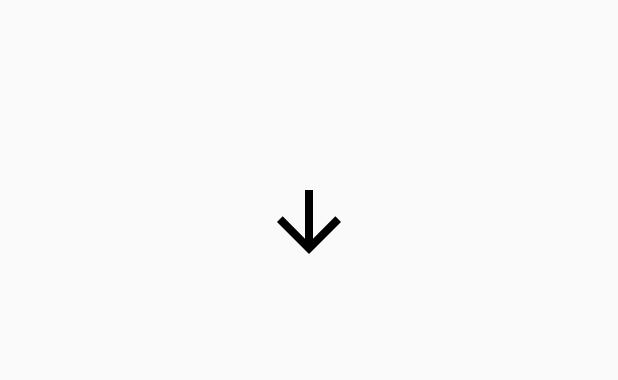
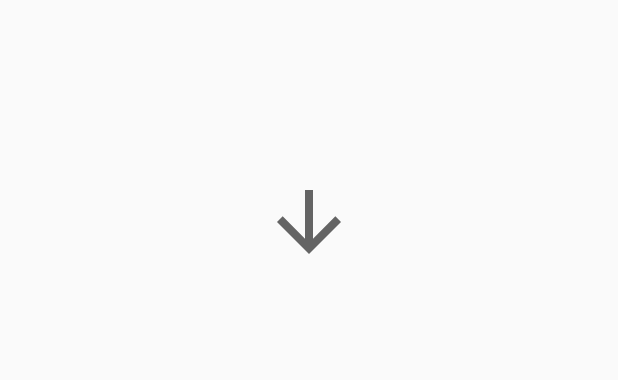
Before and after one commit to mattvchandler/2050, an Android app: the layout activity_main.xml on its own in the app's theme, with its tools: preview values and no code run, on a phone screen of 412 x 824 dp. Shown: the top 380 px of the screen. Run offline under Robolectric (Android 15) with nearby library versions, the light colour scheme and no system bars.

Commit message:
add theming

```diff
--- a/app/src/main/java/org/mattvchandler/a2050/MainActivity.java
+++ b/app/src/main/java/org/mattvchandler/a2050/MainActivity.java
@@ -11,6 +11,7 @@ import android.support.v4.view.GestureDetectorCompat;
 import android.support.v7.app.AlertDialog;
 import android.support.v7.app.AppCompatActivity;
 import android.os.Bundle;
+import android.support.v7.app.AppCompatDelegate;
 import android.util.Log;
 import android.view.GestureDetector;
 import android.view.KeyEvent;
@@ -30,6 +31,8 @@ public class MainActivity extends AppCompatActivity implements SurfaceHolder.Cal
     static
     {
         System.loadLibrary("2050");
+        AppCompatDelegate.setDefaultNightMode(AppCompatDelegate.MODE_NIGHT_FOLLOW_SYSTEM);
+        //AppCompatDelegate.setDefaultNightMode(AppCompatDelegate.MODE_NIGHT_YES);
     }
 
     private native void create(AssetManager assetManager, String path, Resources resources);
--- a/app/src/main/res/drawable/ic_arrow.xml
+++ b/app/src/main/res/drawable/ic_arrow.xml
@@ -1,4 +1,4 @@
 <vector android:height="64dp" android:viewportHeight="24.0"
     android:viewportWidth="24.0" android:width="64dp" xmlns:android="http://schemas.android.com/apk/res/android">
-    <path android:fillColor="#010101" android:pathData="M20,12l-1.41,-1.41L13,16.17V4h-2v12.17l-5.58,-5.59L4,12l8,8 8,-8z"/>
+    <path android:fillColor="?attr/colorControlNormal" android:pathData="M20,12l-1.41,-1.41L13,16.17V4h-2v12.17l-5.58,-5.59L4,12l8,8 8,-8z"/>
 </vector>
--- a/app/src/main/res/drawable/ic_pause.xml
+++ b/app/src/main/res/drawable/ic_pause.xml
@@ -4,6 +4,6 @@
         android:viewportWidth="24.0"
         android:viewportHeight="24.0">
     <path
-        android:fillColor="#FF000000"
+        android:fillColor="?attr/colorControlNormal"
         android:pathData="M6,19h4L10,5L6,5v14zM14,5v14h4L18,5h-4z"/>
 </vector>
--- a/app/src/main/res/drawable/ic_refresh.xml
+++ b/app/src/main/res/drawable/ic_refresh.xml
@@ -4,6 +4,6 @@
         android:viewportWidth="24.0"
         android:viewportHeight="24.0">
     <path
-        android:fillColor="#FF000000"
+        android:fillColor="?attr/colorControlNormal"
         android:pathData="M17.65,6.35C16.2,4.9 14.21,4 12,4c-4.42,0 -7.99,3.58 -7.99,8s3.57,8 7.99,8c3.73,0 6.84,-2.55 7.73,-6h-2.08c-0.82,2.33 -3.04,4 -5.65,4 -3.31,0 -6,-2.69 -6,-6s2.69,-6 6,-6c1.66,0 3.14,0.69 4.22,1.78L13,11h7V4l-2.35,2.35z"/>
 </vector>
--- /dev/null
+++ b/app/src/main/res/values-night/bools.xml
@@ -0,0 +1,4 @@
+<?xml version="1.0" encoding="utf-8"?>
+<resources>
+    <bool name="is_theme_light">false</bool>
+</resources>
--- /dev/null
+++ b/app/src/main/res/values-night/colors.xml
@@ -0,0 +1,5 @@
+<?xml version="1.0" encoding="utf-8"?>
+<resources>
+    <color name="colorPrimary">#1b5e20</color>
+    <color name="colorPrimaryDark">#003300</color>
+</resources>
--- /dev/null
+++ b/app/src/main/res/values/bools.xml
@@ -0,0 +1,4 @@
+<?xml version="1.0" encoding="utf-8"?>
+<resources>
+    <bool name="is_theme_light">true</bool>
+</resources>
--- a/app/src/main/res/values/colors.xml
+++ b/app/src/main/res/values/colors.xml
@@ -1,6 +1,5 @@
 <?xml version="1.0" encoding="utf-8"?>
 <resources>
-    <color name="colorPrimary">#3F51B5</color>
-    <color name="colorPrimaryDark">#303F9F</color>
-    <color name="colorAccent">#FF4081</color>
+    <color name="colorPrimary">#4caf50</color>
+    <color name="colorPrimaryDark">#087f23</color>
 </resources>
--- a/app/src/main/res/values/styles.xml
+++ b/app/src/main/res/values/styles.xml
@@ -1,11 +1,7 @@
 <resources>
-
-    <!-- Base application theme. -->
-    <style name="AppTheme" parent="Theme.AppCompat.Light.NoActionBar">
-        <!-- Customize your theme here. -->
+    <style name="AppTheme" parent="Theme.AppCompat.DayNight">
+        <item name="android:windowLightStatusBar">@bool/is_theme_light</item>
         <item name="colorPrimary">@color/colorPrimary</item>
         <item name="colorPrimaryDark">@color/colorPrimaryDark</item>
-        <item name="colorAccent">@color/colorAccent</item>
     </style>
-
 </resources>
--- a/build.gradle
+++ b/build.gradle
@@ -7,7 +7,7 @@ buildscript {
         jcenter()
     }
     dependencies {
-        classpath 'com.android.tools.build:gradle:3.1.0'
+        classpath 'com.android.tools.build:gradle:3.1.1'
 
 
         // NOTE: Do not place your application dependencies here; they belong
```
